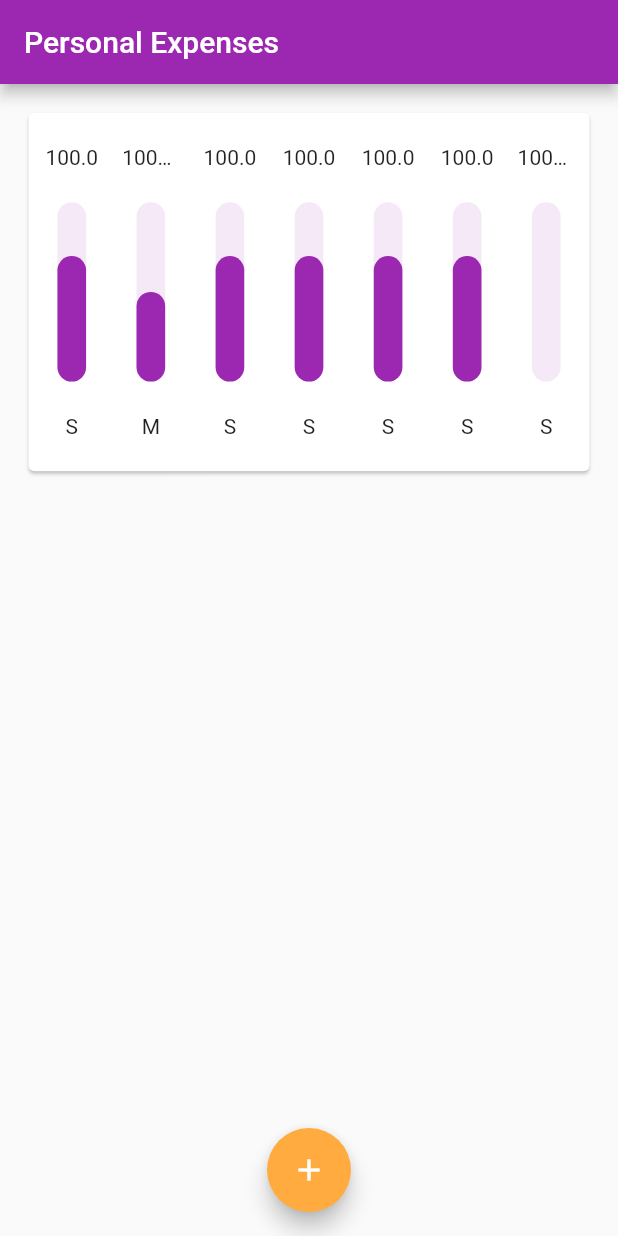
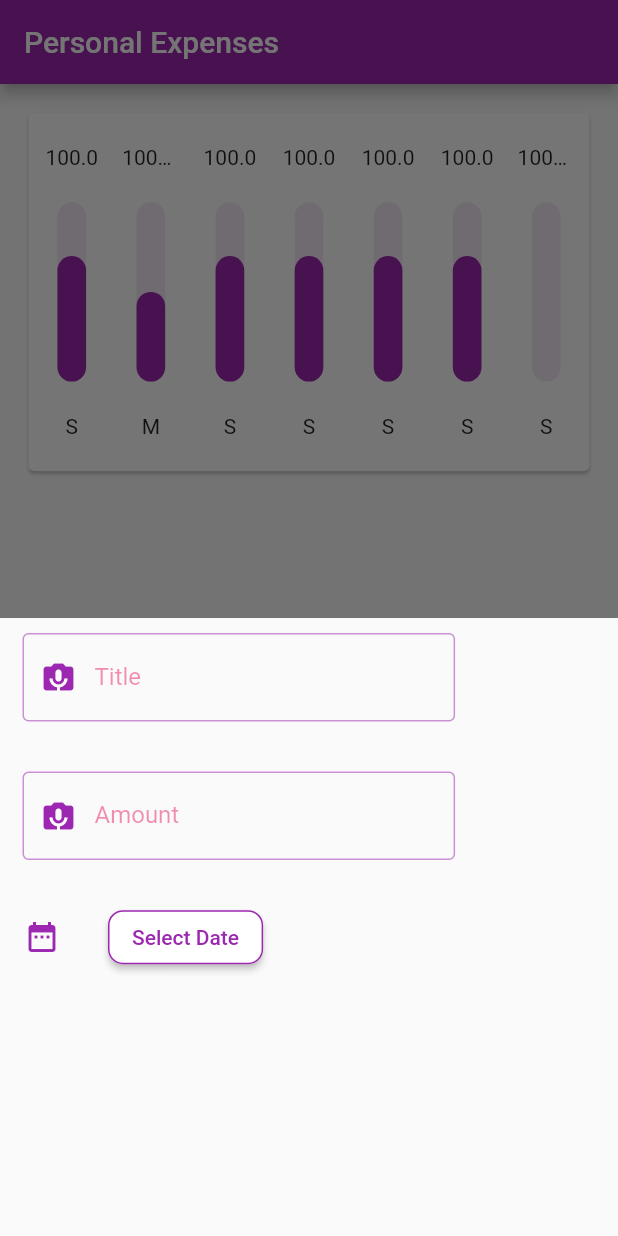
Before and after one commit to L3AZH/responsive_and_adaptive_app, a Flutter app: the screen it shows after launch, after a tap on the "add" icon, on a phone screen of 412 x 824 dp. Run offline on Flutter 3.47's test engine with Material 2 defaults, Android fonts, the phone set to English and light mode, and no system bars; our stand-ins replace sqflite; accounts and stored records are empty.

Commit message:
update UI

```diff
--- a/lib/ui/HomeScreen.dart
+++ b/lib/ui/HomeScreen.dart
@@ -1,5 +1,7 @@
 import 'package:flutter/material.dart';
 import 'package:responsive_and_adaptive_app/ui/widget/ChartWeekly.dart';
+
+import 'widget/AddTransactionModalBottomSheet.dart';
 
 class HomeScreen extends StatelessWidget {
   @override
@@ -28,7 +30,13 @@ class HomeScreen extends StatelessWidget {
         ),
       ),
       floatingActionButton: FloatingActionButton(
-        onPressed: () {},
+        onPressed: () {
+          showModalBottomSheet<void>(
+              context: context,
+              builder: (BuildContext context){
+                return AddTransactionModalBottomSheet();
+              });
+        },
         backgroundColor: Colors.orangeAccent,
         child: Icon(
           Icons.add,
--- a/lib/ui/widget/AddTransactionModalBottomSheet.dart
+++ b/lib/ui/widget/AddTransactionModalBottomSheet.dart
@@ -1,20 +1,108 @@
+import 'package:flutter/cupertino.dart';
 import 'package:flutter/material.dart';
+import 'package:responsive_and_adaptive_app/ui/widget/DatePickElevateButton.dart';
 
-class AddTransactionModalBottomSheet extends StatefulWidget{
-
+class AddTransactionModalBottomSheet extends StatefulWidget {
   @override
-  _AddTransactionModalBottomSheet createState()=>
+  _AddTransactionModalBottomSheet createState() =>
       _AddTransactionModalBottomSheet();
 }
 
-class _AddTransactionModalBottomSheet extends State<AddTransactionModalBottomSheet>{
+class _AddTransactionModalBottomSheet
+    extends State<AddTransactionModalBottomSheet> {
+  @override
+  Widget build(BuildContext context) {
+    final _size = MediaQuery.of(context).size;
+    return Container(
+        width: _size.width,
+        height: _size.height * 0.5,
+        decoration:
+            BoxDecoration(borderRadius: BorderRadius.all(Radius.circular(40))),
+        child: SingleChildScrollView(
+          child: Column(
+            crossAxisAlignment: CrossAxisAlignment.start,
+            children: [
+              Container(
+                margin: EdgeInsets.fromLTRB(15, 10, 0, 0),
+                width: _size.width * 0.7,
+                height: _size.height * 0.5 * 0.2,
+                child: CustomTextFormField(
+                  hint: "Title",
+                  icon: Icons.perm_camera_mic,
+                ),
+              ),
+              Container(
+                margin: EdgeInsets.fromLTRB(15, 10, 0, 0),
+                width: _size.width * 0.7,
+                height: _size.height * 0.5 * 0.2,
+                child: CustomTextFormField(
+                  hint: "Amount",
+                  icon: Icons.perm_camera_mic,
+                ),
+              ),
+              ListTile(
+                leading: Icon(
+                  Icons.date_range,
+                  color: Colors.purple,
+                ),
+                title: Row(
+                  children: [
+                    DatePickElevateBtn(),
+                  ],
+                ),
+              ),
+            ],
+          ),
+        ));
+  }
+}
+
+class CustomTextFormField extends StatelessWidget {
+  String? _hint;
+  IconData? _iconData;
+
+  CustomTextFormField({String? hint, IconData? icon}) {
+    this._hint = hint;
+    this._iconData = icon;
+  }
+
+  final textEditController = TextEditingController();
+  final formKey = GlobalKey<FormState>();
 
   @override
   Widget build(BuildContext context) {
+    return LayoutBuilder(builder: (context, constraint) {
       return Container(
-        child: ,
-      )
+        width: constraint.maxWidth,
+        height: constraint.maxHeight,
+        child: Form(
+          child: TextFormField(
+            decoration: InputDecoration(
+              labelText: this._hint,
+              labelStyle: TextStyle(color: Colors.pink.withOpacity(0.5)),
+              border: OutlineInputBorder(
+                  borderSide: BorderSide(color: Colors.grey)),
+              enabledBorder: OutlineInputBorder(
+                  borderSide:
+                      BorderSide(color: Colors.purple.withOpacity(0.5))),
+              focusedBorder: OutlineInputBorder(
+                  borderSide: BorderSide(color: Colors.purple, width: 2)),
+              prefixIcon: Icon(
+                _iconData,
+                color: Colors.purple,
+              ),
+            ),
+            style: TextStyle(color: Colors.purple),
+            controller: textEditController,
+            validator: (value) {
+              if (value == null || value.isEmpty) {
+                return "Please full fill information";
+              }
+              return null;
+            },
+          ),
+        ),
+      );
+    });
   }
 }
-
-class CustomTextFormField
--- /dev/null
+++ b/lib/ui/widget/DatePickElevateButton.dart
@@ -0,0 +1,47 @@
+import 'package:flutter/material.dart';
+
+class DatePickElevateBtn extends StatefulWidget {
+  @override
+  _DatePickElevateBtnState createState() => _DatePickElevateBtnState();
+}
+
+class _DatePickElevateBtnState extends State<DatePickElevateBtn> {
+  String _text = "Select Date";
+
+  @override
+  Widget build(BuildContext context) {
+    return LayoutBuilder(builder: (context, constraint) {
+      return Container(
+        child: ElevatedButton(
+          child: Text(
+            this._text,
+            style: TextStyle(color: Colors.purple),
+          ),
+          style: ButtonStyle(
+              shape: MaterialStateProperty.all<RoundedRectangleBorder>(
+                  RoundedRectangleBorder(
+                      borderRadius: BorderRadius.all(Radius.circular(10)),
+                      side: BorderSide(color: Colors.purple))),
+              backgroundColor: MaterialStateProperty.all<Color>(Colors.white)),
+          onPressed: () => pickDate(context),
+        ),
+      );
+    });
+  }
+
+  Future pickDate(BuildContext context) async {
+    final initialDate = DateTime.now();
+    final newDate = await showDatePicker(
+        context: context,
+        initialDate: initialDate,
+        firstDate: DateTime(initialDate.year - 5),
+        lastDate: DateTime(initialDate.year + 5));
+    if (newDate == null)
+      return;
+    else {
+      setState(() {
+        this._text = "${newDate.day}/${newDate.month}/${newDate.year}";
+      });
+    }
+  }
+}
```
